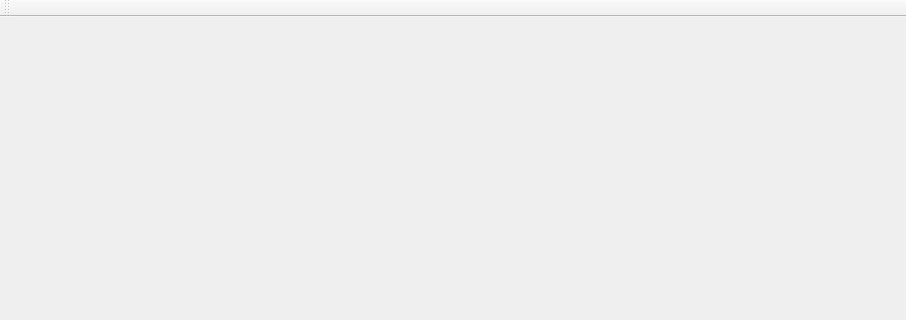
Qt form mainwindow.ui (gonglixue/HalfEdgeEulerOp) before a commit; both pictures show x 0 to 906 and y 0 to 320 of the 906 by 608 pixel window.
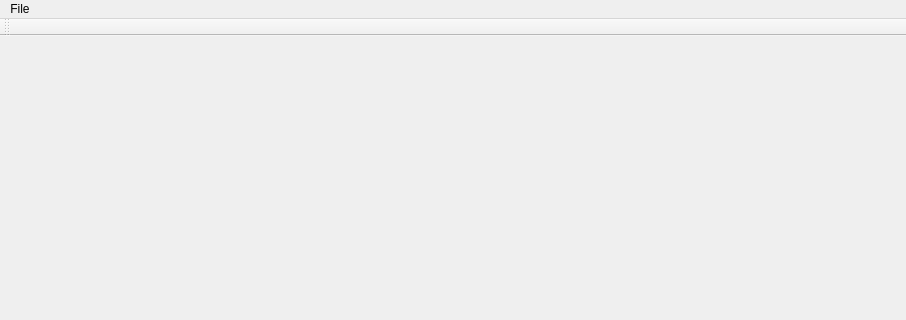
The same form after that commit. Custom widgets are drawn as their Qt base class.

Diff of the .ui file:
```diff
--- a/mainwindow.ui
+++ b/mainwindow.ui
@@ -31,9 +31,16 @@
      <x>0</x>
      <y>0</y>
      <width>906</width>
-     <height>26</height>
+     <height>21</height>
     </rect>
    </property>
+   <widget class="QMenu" name="menuFile">
+    <property name="title">
+     <string>File</string>
+    </property>
+    <addaction name="actionLoad_Brep_File"/>
+   </widget>
+   <addaction name="menuFile"/>
   </widget>
   <widget class="QToolBar" name="mainToolBar">
    <attribute name="toolBarArea">
```
Left out of the diff: 7 changed lines with no effect on the pictures.
